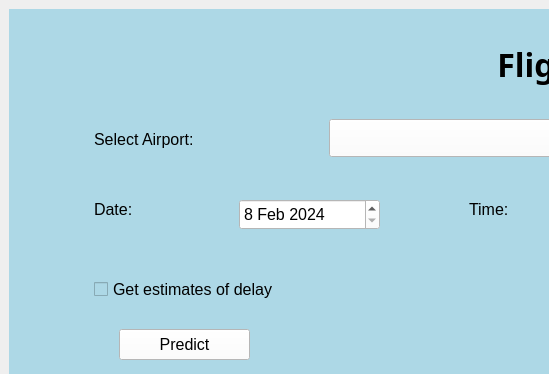
Above: resources/flight_delay_multi_page.ui from fangyulim/BTS_Flight_Forecast before the change; both pictures show x 0 to 549 and y 0 to 374 of the 1200 by 811 pixel window. Below: the same form after it.
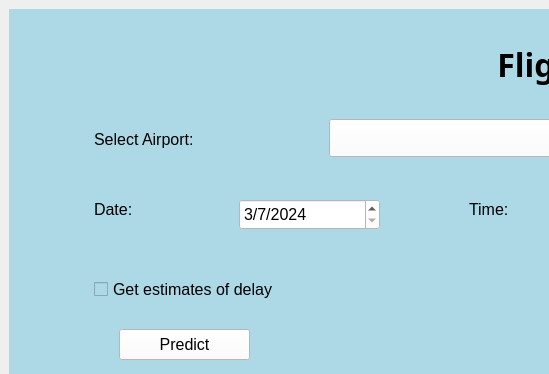
That is the form after the change.

The edit to the form file:
```diff
--- a/resources/flight_delay_multi_page.ui
+++ b/resources/flight_delay_multi_page.ui
@@ -85,6 +85,16 @@
         <property name="styleSheet">
          <string notr="true">background-color: white;</string>
         </property>
+        <property name="dateTime">
+         <datetime>
+          <hour>0</hour>
+          <minute>0</minute>
+          <second>0</second>
+          <year>2024</year>
+          <month>3</month>
+          <day>7</day>
+         </datetime>
+        </property>
         <property name="maximumDate">
          <date>
           <year>2025</year>
@@ -99,6 +109,9 @@
           <day>8</day>
          </date>
         </property>
+        <property name="displayFormat">
+         <string>M/d/yyyy</string>
+        </property>
         <property name="calendarPopup">
          <bool>false</bool>
         </property>
```
Left out of the diff: 13 changed lines with no effect on the pictures.
